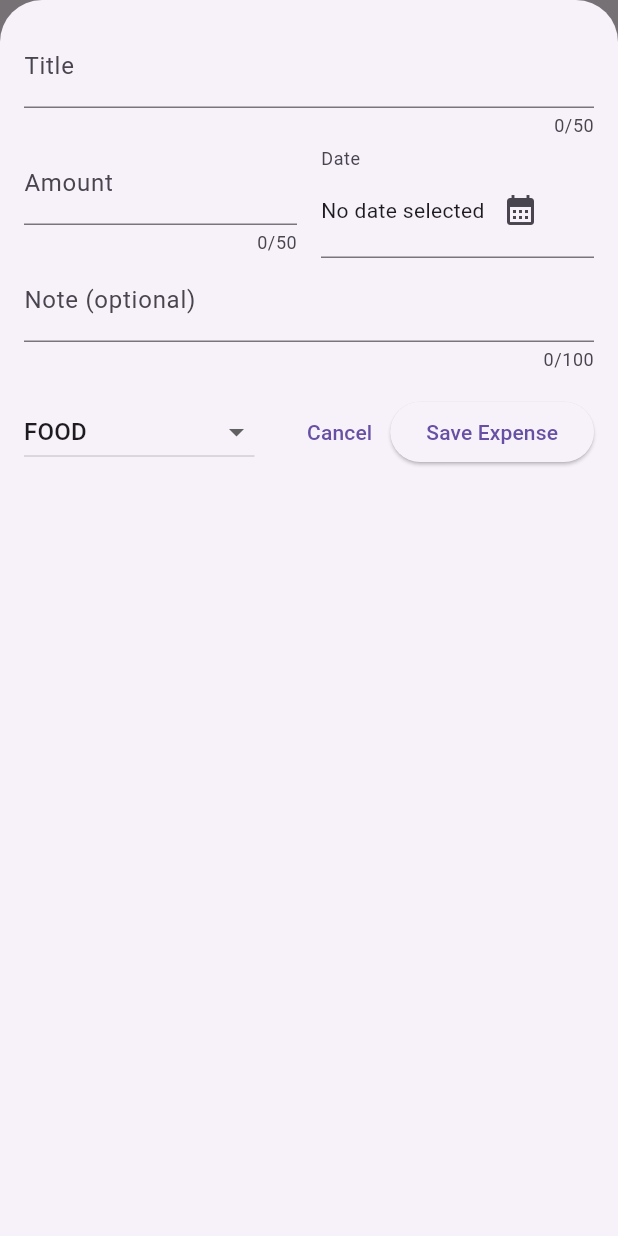
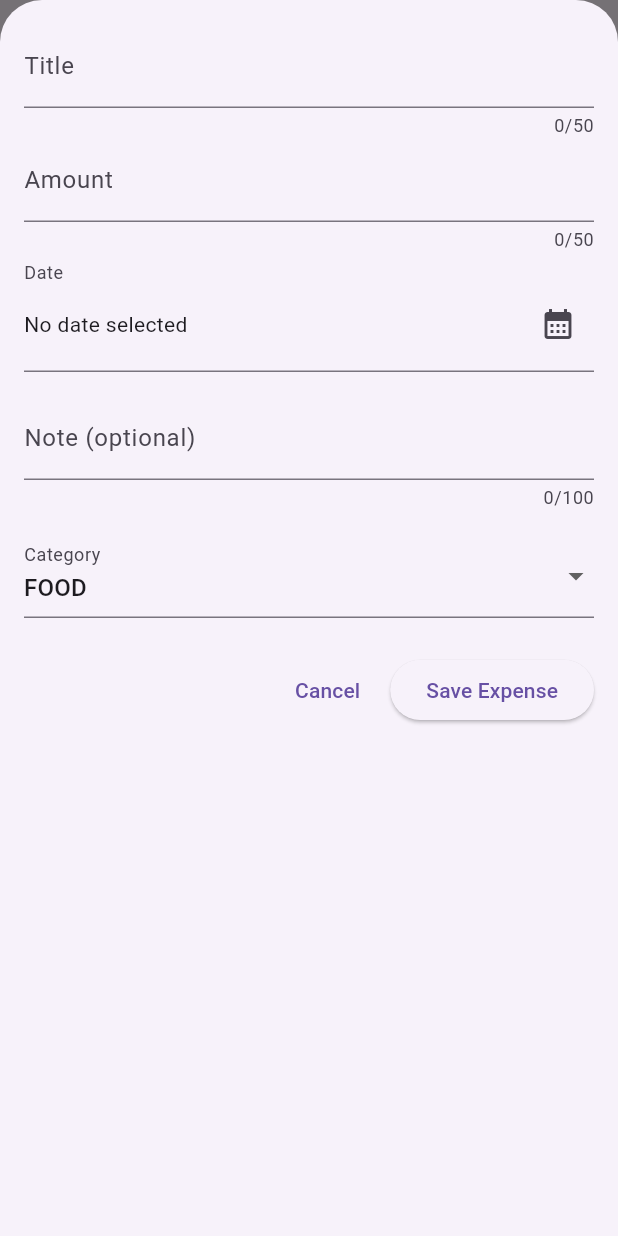
Before and after one commit to cansatir/cs310-project, a Flutter app: the screen it shows after launch, after a tap on the "add" icon, on a phone screen of 412 x 824 dp. Run offline on Flutter 3.47's test engine with Material 3 defaults, Android fonts, the phone set to English and light mode, and no system bars; our stand-ins replace shared_preferences.

Commit message:
fix: make expense form responsive and tested

```diff
--- a/lib/widgets/new_expense.dart
+++ b/lib/widgets/new_expense.dart
@@ -35,13 +35,15 @@ class _NewExpenseState extends State<NewExpense> {
   }
 
   void _presentDatePicker() async {
-    final now = DateTime.now();
+    final now = DateUtils.dateOnly(DateTime.now());
+    final oldestDate = DateTime(now.year - 5, now.month, now.day);
+    final initialDate = DateUtils.dateOnly(_selectedDate ?? now);
 
     final pickedDate = await showDatePicker(
       context: context,
-      initialDate: _selectedDate ?? now,
-      firstDate: DateTime(now.year - 5, now.month, now.day),
-      lastDate: now,
+      initialDate: initialDate,
+      firstDate: initialDate.isBefore(oldestDate) ? initialDate : oldestDate,
+      lastDate: initialDate.isAfter(now) ? initialDate : now,
     );
     if (!mounted || pickedDate == null) return;
     setState(() {
@@ -110,6 +112,7 @@ class _NewExpenseState extends State<NewExpense> {
       child: SizedBox(
         height: double.infinity,
         child: SingleChildScrollView(
+          keyboardDismissBehavior: ScrollViewKeyboardDismissBehavior.onDrag,
           child: Padding(
             padding: EdgeInsets.fromLTRB(16, 16, 16, 16 + keyboardSpace),
             child: Form(
@@ -117,6 +120,7 @@ class _NewExpenseState extends State<NewExpense> {
               autovalidateMode: AutovalidateMode.onUserInteraction,
               child: Column(
                 mainAxisSize: MainAxisSize.min,
+                crossAxisAlignment: CrossAxisAlignment.stretch,
                 children: [
                   TextFormField(
                     controller: _titleController,
@@ -127,16 +131,11 @@ class _NewExpenseState extends State<NewExpense> {
                     maxLength: 50,
                     decoration: const InputDecoration(label: Text('Title')),
                   ),
-                  Row(
-                    children: [
-                      Expanded(
-                        child: TextFormField(
+                  TextFormField(
                     controller: _amountController,
                     validator: (value) {
                       final amount = double.tryParse(value?.trim() ?? '');
-                            return amount == null ||
-                                    !amount.isFinite ||
-                                    amount <= 0
+                      return amount == null || !amount.isFinite || amount <= 0
                           ? 'Enter a valid amount greater than zero.'
                           : null;
                     },
@@ -146,28 +145,31 @@ class _NewExpenseState extends State<NewExpense> {
                     maxLength: 50,
                     decoration: const InputDecoration(
                       prefixText: '\$',
-                            label: Text('Amount'),
+                      labelText: 'Amount',
+                      errorMaxLines: 3,
                     ),
                   ),
-                      ),
-                      const SizedBox(width: 16),
-                      Expanded(
-                        child: FormField<DateTime>(
+                  FormField<DateTime>(
                     key: _dateFieldKey,
                     initialValue: _selectedDate,
                     validator: (value) =>
                         value == null ? 'Please select a date.' : null,
-                          builder: (field) => InputDecorator(
+                    builder: (field) => InkWell(
+                      onTap: _presentDatePicker,
+                      child: InputDecorator(
                         decoration: InputDecoration(
                           labelText: 'Date',
                           errorText: field.errorText,
+                          errorMaxLines: 3,
                         ),
                         child: Row(
                           children: [
-                                Text(
+                            Expanded(
+                              child: Text(
                                 _selectedDate == null
                                     ? 'No date selected'
                                     : formatter.format(_selectedDate!),
+                              ),
                             ),
                             IconButton(
                               tooltip: 'Select date',
@@ -179,8 +181,7 @@ class _NewExpenseState extends State<NewExpense> {
                       ),
                     ),
                   ),
-                    ],
-                  ),
+                  const SizedBox(height: 16),
                   TextFormField(
                     controller: _noteController,
                     keyboardType: TextInputType.text,
@@ -190,10 +191,10 @@ class _NewExpenseState extends State<NewExpense> {
                     ),
                   ),
                   const SizedBox(height: 16),
-                  Row(
-                    children: [
-                      DropdownButton<Category>(
-                        value: _selectedCategory,
+                  DropdownButtonFormField<Category>(
+                    initialValue: _selectedCategory,
+                    isExpanded: true,
+                    decoration: const InputDecoration(labelText: 'Category'),
                     items: Category.values
                         .map(
                           (category) => DropdownMenuItem(
@@ -204,16 +205,19 @@ class _NewExpenseState extends State<NewExpense> {
                         .toList(),
                     onChanged: (value) {
                       if (value == null) return;
-                          setState(() {
-                            _selectedCategory = value;
-                          });
+                      setState(() => _selectedCategory = value);
                     },
                   ),
-                      const Spacer(),
+                  const SizedBox(height: 24),
+                  Wrap(
+                    alignment: WrapAlignment.end,
+                    spacing: 8,
+                    runSpacing: 8,
+                    children: [
                       TextButton(
                         onPressed: _hasSubmitted
                             ? null
-                            : () => Navigator.pop(context),
+                            : () => Navigator.of(context).pop(),
                         child: const Text('Cancel'),
                       ),
                       ElevatedButton(
```
Also changed, not shown: 1 other file. Lines whose indentation alone changed are shown as unchanged.
